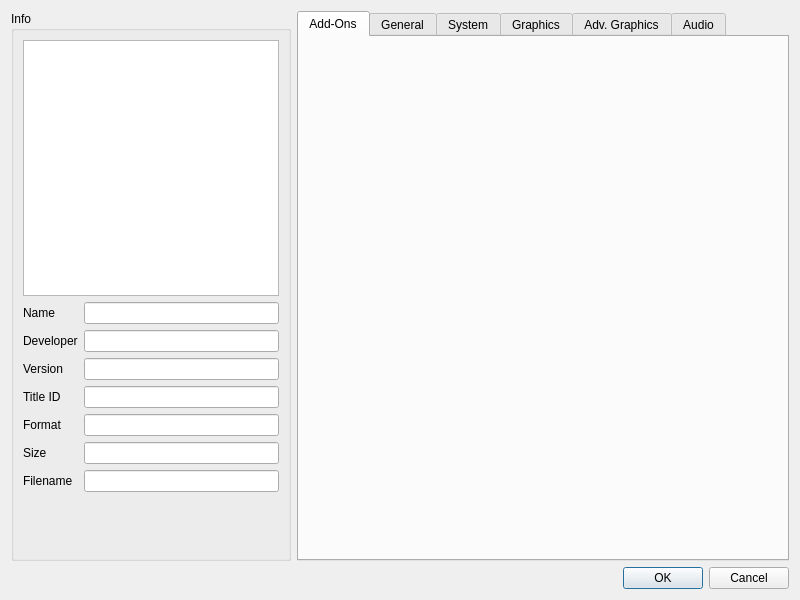
This is src/yuzu/configuration/configure_per_game.ui in formylover/yuzu-early-access as Qt 5 draws it before an edit. The edited form follows.
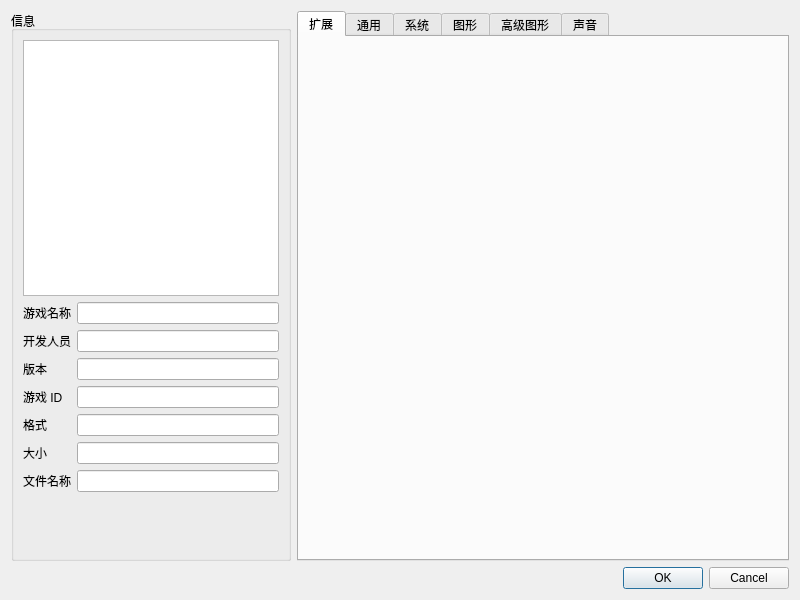
This is the edited form. Custom widgets are drawn as their Qt base class.

Diff of the .ui file:
```diff
--- a/src/yuzu/configuration/configure_per_game.ui
+++ b/src/yuzu/configuration/configure_per_game.ui
@@ -25,7 +25,7 @@
         </sizepolicy>
        </property>
        <property name="title">
-        <string>Info</string>
+        <string>信息</string>
        </property>
        <layout class="QVBoxLayout" name="verticalLayout">
         <item alignment="Qt::AlignHCenter">
@@ -84,14 +84,14 @@
           <item row="1" column="0">
            <widget class="QLabel" name="label">
             <property name="text">
-             <string>Name</string>
+             <string>游戏名称</string>
             </property>
            </widget>
           </item>
           <item row="4" column="0">
            <widget class="QLabel" name="label_4">
             <property name="text">
-             <string>Title ID</string>
+             <string>游戏 ID</string>
             </property>
            </widget>
           </item>
@@ -128,7 +128,7 @@
           <item row="7" column="0">
            <widget class="QLabel" name="label_7">
             <property name="text">
-             <string>Filename</string>
+             <string>文件名称</string>
             </property>
            </widget>
           </item>
@@ -155,28 +155,28 @@
           <item row="5" column="0">
            <widget class="QLabel" name="label_5">
             <property name="text">
-             <string>Format</string>
+             <string>格式</string>
             </property>
            </widget>
           </item>
           <item row="3" column="0">
            <widget class="QLabel" name="label_3">
             <property name="text">
-             <string>Version</string>
+             <string>版本</string>
             </property>
            </widget>
           </item>
           <item row="6" column="0">
            <widget class="QLabel" name="label_6">
             <property name="text">
-             <string>Size</string>
+             <string>大小</string>
             </property>
            </widget>
           </item>
           <item row="2" column="0">
            <widget class="QLabel" name="label_2">
             <property name="text">
-             <string>Developer</string>
+             <string>开发人员</string>
             </property>
            </widget>
           </item>
@@ -222,32 +222,32 @@
          </property>
          <widget class="ConfigurePerGameAddons" name="addonsTab">
           <attribute name="title">
-           <string>Add-Ons</string>
+           <string>扩展</string>
           </attribute>
          </widget>
          <widget class="ConfigureGeneral" name="generalTab">
           <attribute name="title">
-           <string>General</string>
+           <string>通用</string>
           </attribute>
          </widget>
          <widget class="ConfigureSystem" name="systemTab">
           <attribute name="title">
-           <string>System</string>
+           <string>系统</string>
           </attribute>
          </widget>
          <widget class="ConfigureGraphics" name="graphicsTab">
           <attribute name="title">
-           <string>Graphics</string>
+           <string>图形</string>
           </attribute>
          </widget>
          <widget class="ConfigureGraphicsAdvanced" name="graphicsAdvancedTab">
           <attribute name="title">
-           <string>Adv. Graphics</string>
+           <string>高级图形</string>
           </attribute>
          </widget>
          <widget class="ConfigureAudio" name="audioTab">
           <attribute name="title">
-           <string>Audio</string>
+           <string>声音</string>
           </attribute>
          </widget>
         </widget>
```
Left out of the diff: 2 changed lines with no effect on the pictures.
